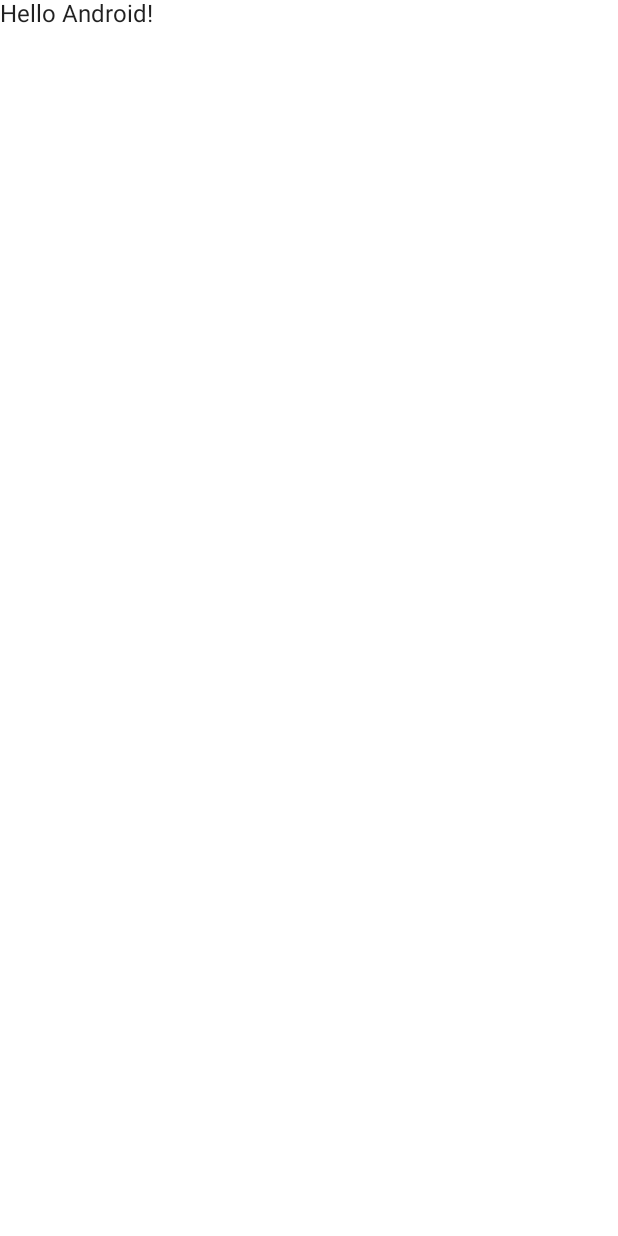
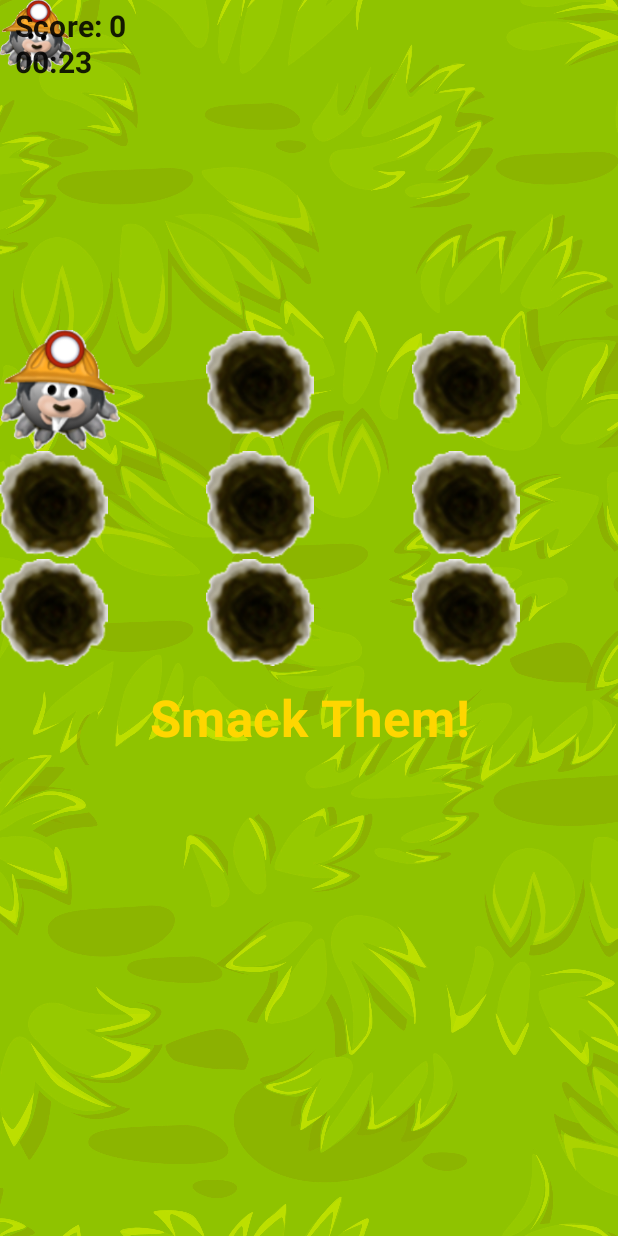
Before and after one commit to CrownedJester/WhackAMoleGame, an Android app built with Jetpack Compose: the screen it shows after launch (MainActivity), on a phone screen of 412 x 824 dp. Before the commit the screen is almost empty. Run offline under Robolectric (Android 15) with nearby library versions, the phone set to English and light mode, and no system bars; 2 statements that could not run were skipped.

Commit message:
Implement simple game with score and timer

```diff
--- a/app/src/main/java/com/crownedjester/soft/whackamolegame/MainActivity.kt
+++ b/app/src/main/java/com/crownedjester/soft/whackamolegame/MainActivity.kt
@@ -6,10 +6,8 @@ import androidx.activity.compose.setContent
 import androidx.compose.foundation.layout.fillMaxSize
 import androidx.compose.material.MaterialTheme
 import androidx.compose.material.Surface
-import androidx.compose.material.Text
-import androidx.compose.runtime.Composable
 import androidx.compose.ui.Modifier
-import androidx.compose.ui.tooling.preview.Preview
+import com.crownedjester.soft.whackamolegame.presentation.game_screen.GameScreen
 import com.crownedjester.soft.whackamolegame.ui.theme.WhackAMoleGameTheme
 
 class MainActivity : ComponentActivity() {
@@ -22,22 +20,10 @@ class MainActivity : ComponentActivity() {
                     modifier = Modifier.fillMaxSize(),
                     color = MaterialTheme.colors.background
                 ) {
-                    Greeting("Android")
+
+                    GameScreen()
                 }
             }
         }
     }
 }
-
-@Composable
-fun Greeting(name: String) {
-    Text(text = "Hello $name!")
-}
-
-@Preview(showBackground = true)
-@Composable
-fun DefaultPreview() {
-    WhackAMoleGameTheme {
-        Greeting("Android")
-    }
-}
--- /dev/null
+++ b/app/src/main/java/com/crownedjester/soft/whackamolegame/presentation/game_screen/GameScreen.kt
@@ -0,0 +1,125 @@
+package com.crownedjester.soft.whackamolegame.presentation.game_screen
+
+import androidx.compose.foundation.ExperimentalFoundationApi
+import androidx.compose.foundation.Image
+import androidx.compose.foundation.gestures.detectTapGestures
+import androidx.compose.foundation.layout.*
+import androidx.compose.foundation.lazy.GridCells
+import androidx.compose.foundation.lazy.LazyVerticalGrid
+import androidx.compose.material.MaterialTheme
+import androidx.compose.material.Text
+import androidx.compose.runtime.*
+import androidx.compose.ui.Alignment
+import androidx.compose.ui.Modifier
+import androidx.compose.ui.geometry.Offset
+import androidx.compose.ui.graphics.Color
+import androidx.compose.ui.input.pointer.pointerInput
+import androidx.compose.ui.layout.ContentScale
+import androidx.compose.ui.res.painterResource
+import androidx.compose.ui.text.font.FontWeight.Companion.Bold
+import androidx.compose.ui.text.style.TextAlign
+import androidx.compose.ui.unit.dp
+import androidx.compose.ui.zIndex
+import androidx.lifecycle.viewmodel.compose.viewModel
+import com.crownedjester.soft.whackamolegame.R
+import com.crownedjester.soft.whackamolegame.presentation.game_screen.components.MoleItem
+
+@OptIn(ExperimentalFoundationApi::class)
+@Composable
+fun GameScreen() {
+
+    val viewModel = viewModel<GameViewModel>()
+    val currentRevealedMoleState by viewModel.currentRevealedMole.collectAsState()
+    val timerState = viewModel.timerStateFlow.collectAsState()
+
+    val count = viewModel.tappedMoleCount.value
+
+    val hammerOffset = remember { mutableStateOf(Offset(0f, 0f)) }
+
+    Box(
+        modifier = Modifier
+            .fillMaxSize()
+            .pointerInput(Unit) {
+                detectTapGestures {
+                    hammerOffset.value = it
+                }
+            }
+    ) {
+        Image(
+            modifier = Modifier
+                .fillMaxSize()
+                .zIndex(0f),
+            contentScale = ContentScale.FillBounds,
+            painter = painterResource(id = R.drawable.grass_2),
+            contentDescription = "game background"
+        )
+
+        Image(
+            modifier = Modifier
+                .size(48.dp)
+                .offset(hammerOffset.value.x.dp, hammerOffset.value.y.dp),
+            painter = painterResource(id = R.drawable.mole_frame_5),
+            contentDescription = "hammer"
+        )
+
+        Column(
+            modifier = Modifier
+                .fillMaxSize(),
+            verticalArrangement = Arrangement.spacedBy(16.dp),
+            horizontalAlignment = Alignment.CenterHorizontally
+        ) {
+
+            Column(
+                modifier = Modifier
+                    .fillMaxWidth()
+                    .padding(horizontal = 10.dp, vertical = 6.dp),
+
+            ) {
+                Text(
+                    text = "Score: $count",
+                    style = MaterialTheme.typography.h6,
+                    fontWeight = Bold
+                )
+
+                Text(
+                    text = "00:${if (timerState.value < 10) "0${timerState.value}" else timerState.value}",
+                    style = MaterialTheme.typography.h6,
+                    fontWeight = Bold
+                )
+            }
+
+            Spacer(modifier = Modifier.height(128.dp))
+
+            LazyVerticalGrid(
+                modifier = Modifier
+                    .fillMaxWidth()
+                    .align(Alignment.CenterHorizontally),
+                cells = GridCells.Fixed(3),
+                horizontalArrangement = Arrangement.SpaceAround,
+                verticalArrangement = Arrangement.spacedBy(28.dp)
+            ) {
+
+                items(9) { i ->
+                    MoleItem(i, i == currentRevealedMoleState) {
+                        if (currentRevealedMoleState == it) {
+                            viewModel.onMoleTap()
+                        }
+                    }
+                }
+            }
+
+            Text(
+                modifier = Modifier
+                    .fillMaxWidth(),
+                text = "Smack Them!",
+                style = MaterialTheme.typography.h4,
+                fontWeight = Bold,
+                color = Color(0xFFFFD600),
+                textAlign = TextAlign.Center
+            )
+
+        }
+
+    }
+
+}
--- /dev/null
+++ b/app/src/main/java/com/crownedjester/soft/whackamolegame/presentation/game_screen/GameViewModel.kt
@@ -0,0 +1,76 @@
+package com.crownedjester.soft.whackamolegame.presentation.game_screen
+
+import android.util.Log
+import androidx.compose.runtime.State
+import androidx.compose.runtime.mutableStateOf
+import androidx.lifecycle.ViewModel
+import androidx.lifecycle.viewModelScope
+import kotlinx.coroutines.delay
+import kotlinx.coroutines.flow.*
+import kotlinx.coroutines.launch
+import kotlin.random.Random
+
+class GameViewModel : ViewModel() {
+
+    private val _currentRevealedMole = MutableStateFlow(-1)
+    val currentRevealedMole: StateFlow<Int> get() = _currentRevealedMole
+
+    private val _tappedMoleCount = mutableStateOf(0)
+    val tappedMoleCount: State<Int> get() = _tappedMoleCount
+
+    private val _timerStateFlow = MutableStateFlow(0)
+    val timerStateFlow: StateFlow<Int> get() = _timerStateFlow
+
+    init {
+        runSpawner()
+        runTimer()
+    }
+
+    fun onMoleTap() {
+        viewModelScope.launch {
+            _tappedMoleCount.value++
+            _currentRevealedMole.emit(-1)
+        }
+    }
+
+    private fun runSpawner() {
+        viewModelScope.launch {
+            initSpawner()
+                .onCompletion { _currentRevealedMole.value = -1 }
+                .collect {
+
+                }
+        }
+    }
+
+    private fun initSpawner(time: Int = 30, delay: Long = 1000) =
+        (time * (1000 / delay.toInt()) downTo 0).asFlow()
+            .onEach {
+                val number = Random.nextInt(0, 9)
+
+                _currentRevealedMole.emit(number)
+
+                delay(delay)
+
+                Log.i("ViewModel", _currentRevealedMole.value.toString())
+            }.conflate()
+
+    private fun runTimer() {
+        viewModelScope.launch {
+            initTimer()
+                .collect {
+                    _timerStateFlow.emit(it)
+                }
+        }
+    }
+
+    private fun initTimer(time: Int = 30) =
+        (time downTo 0 step 1).asFlow()
+            .onStart {
+                _timerStateFlow.emit(time)
+            }
+            .onEach {
+                delay(1000)
+            }
+            .conflate()
+}
--- /dev/null
+++ b/app/src/main/java/com/crownedjester/soft/whackamolegame/presentation/game_screen/components/MoleItem.kt
@@ -0,0 +1,56 @@
+package com.crownedjester.soft.whackamolegame.presentation.game_screen.components
+
+import androidx.compose.animation.*
+import androidx.compose.animation.core.FastOutLinearInEasing
+import androidx.compose.animation.core.animateDp
+import androidx.compose.animation.core.tween
+import androidx.compose.animation.core.updateTransition
+import androidx.compose.foundation.Image
+import androidx.compose.foundation.clickable
+import androidx.compose.foundation.layout.Box
+import androidx.compose.foundation.layout.size
+import androidx.compose.runtime.*
+import androidx.compose.ui.Modifier
+import androidx.compose.ui.res.painterResource
+import androidx.compose.ui.unit.dp
+import com.crownedjester.soft.whackamolegame.R
+
+@OptIn(ExperimentalAnimationApi::class)
+@Composable
+fun MoleItem(moleIndex: Int, isAppeared: Boolean, onClick: (Int) -> Unit) {
+
+    val transition = updateTransition(targetState = isAppeared, label = null)
+    val contentSize by transition.animateDp(label = "") {
+        if (it) 80.dp else 72.dp
+    }
+
+    Box(modifier = Modifier.size(contentSize)) {
+
+        AnimatedContent(targetState = isAppeared,
+            transitionSpec = {
+                fadeIn(
+                    animationSpec = tween(durationMillis = 500, easing = FastOutLinearInEasing)
+                ) with fadeOut(animationSpec = tween(durationMillis = 500))
+            }
+        ) {
+
+            Image(
+                modifier = Modifier
+                    .size(contentSize)
+                    .clickable {
+                        if (isAppeared) {
+                            onClick(moleIndex)
+                        }
+                    },
+                painter = painterResource(
+                    id = if (!isAppeared) R.drawable.mole_frame_1
+                    else R.drawable.mole_frame_5
+                ),
+                contentDescription = "mole frame"
+            )
+
+        }
+
+    }
+
+}
```
Also changed, not shown: app/src/main/res/drawable/grass_2.jpg (added), app/src/main/res/drawable/mole_frame_1.png (added), app/src/main/res/drawable/mole_frame_5.png (added).
